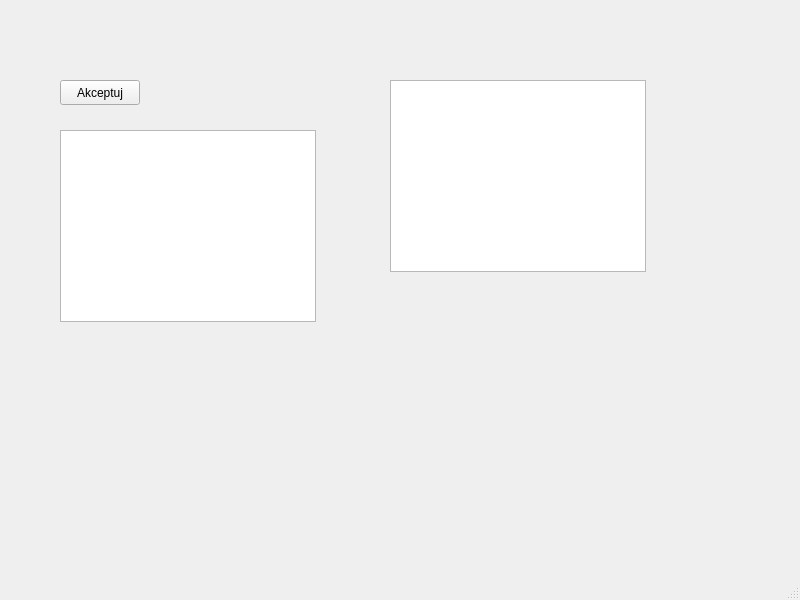
The window that mainwindow.ui (Charlie789/BikeWizard) describes before a commit, drawn with Qt 5.
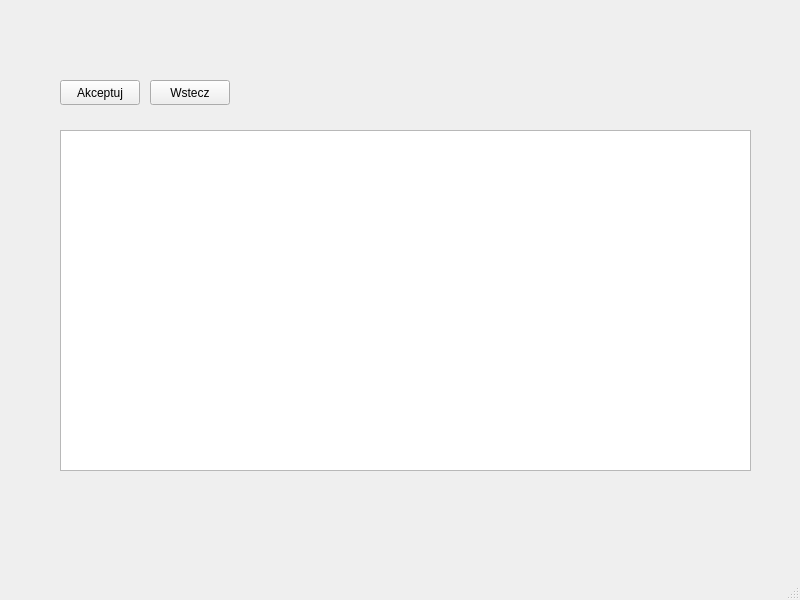
The same window after the commit. The open tabs and pages were chosen to show the change.

Commit message: Usunięcie zbędnej tabeli, która była do testów; DOdanie przycisku powrotu, który sprawaia, że nie trzeba wybierać części z listy, tylko powrócić do listy wybranych części

Diff of the .ui file:
```diff
--- a/mainwindow.ui
+++ b/mainwindow.ui
@@ -47,8 +47,8 @@
        <rect>
         <x>30</x>
         <y>70</y>
-        <width>256</width>
-        <height>192</height>
+        <width>691</width>
+        <height>341</height>
        </rect>
       </property>
       <property name="selectionMode">
@@ -58,16 +58,6 @@
        <enum>QAbstractItemView::SelectRows</enum>
       </property>
      </widget>
-     <widget class="QTableView" name="fork_tableview">
-      <property name="geometry">
-       <rect>
-        <x>360</x>
-        <y>20</y>
-        <width>256</width>
-        <height>192</height>
-       </rect>
-      </property>
-     </widget>
      <widget class="QPushButton" name="accept_pushbutton">
       <property name="geometry">
        <rect>
@@ -81,6 +71,19 @@
        <string>Akceptuj</string>
       </property>
      </widget>
+     <widget class="QPushButton" name="back_pushbutton">
+      <property name="geometry">
+       <rect>
+        <x>120</x>
+        <y>20</y>
+        <width>80</width>
+        <height>25</height>
+       </rect>
+      </property>
+      <property name="text">
+       <string>Wstecz</string>
+      </property>
+     </widget>
     </widget>
    </widget>
   </widget>
```
The commit also changes 2 other files.
